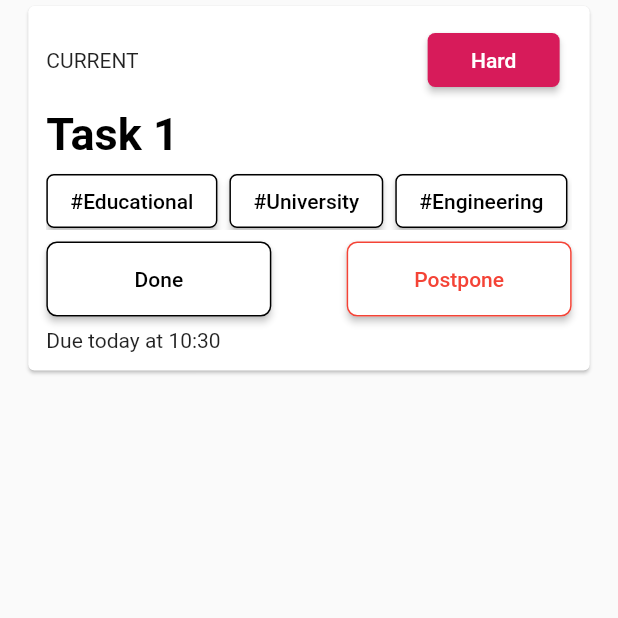
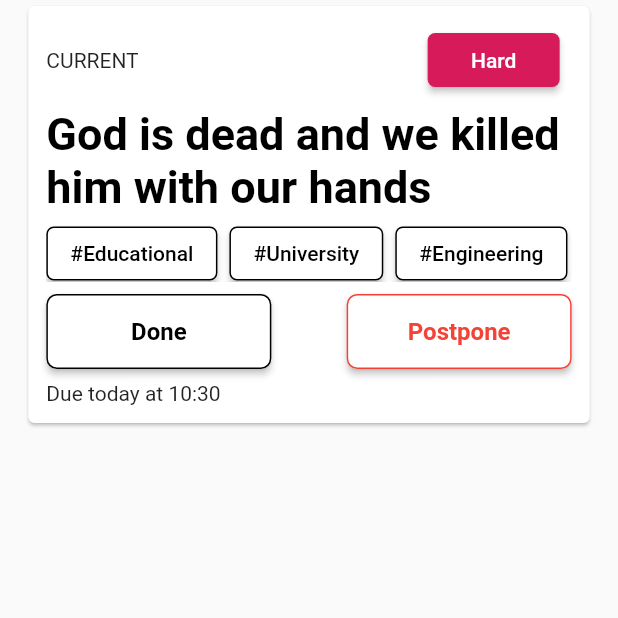
Before and after one commit to HamzaIdries/flexoclock, a Flutter app: the screen it shows after launch, on a phone screen of 412 x 824 dp, the top half of it. Run offline on Flutter 3.47's test engine with Material 2 defaults, Android fonts, the phone set to English and light mode, and no system bars.

Commit message:
cont. refactoring cards

```diff
--- a/lib/components/card.dart
+++ b/lib/components/card.dart
@@ -26,6 +26,8 @@ class CurrentTaskChoices extends StatelessWidget {
                   child: Text(
                     'Done',
                     style: TextStyle(
+                      fontWeight: FontWeight.bold,
+                      fontSize: 16,
                       color: Colors.black,
                     ),
                   )
@@ -44,6 +46,8 @@ class CurrentTaskChoices extends StatelessWidget {
                   child: Text(
                     'Postpone',
                     style: TextStyle(
+                      fontWeight: FontWeight.bold,
+                      fontSize: 16,
                       color: Colors.red,
                     ),
                   )
@@ -76,15 +80,7 @@ Widget flexibleHeader(Task flexibleTask, bool isCurrent, bool isFuture, bool isP
       if (isFuture)
         Text('RECOMMENDED')
       else if (isCurrent)
-        Text('CURRENT') // TODO: implement the design idea
-      else
-        Row(
-          children: <Widget>[
-            Text(flexibleTask.start.format(context)),
-            Text('-----------------------'), // TODO: change into line
-            Text(flexibleTask.finish.format(context)),
-          ],
-        ),
+        Text('CURRENT'),// TODO: implement the design idea
       Align(
         alignment: Alignment.topRight,
         child: DifficultyTag(
--- a/lib/main.dart
+++ b/lib/main.dart
@@ -8,7 +8,7 @@ void main() {
 }
 
 Task task1 = Task(
-  name: "Task 1",
+  name: "God is dead and we killed him with our hands",
   difficulty: "Hard",
   tags: <String> [
     "Educational",
```
